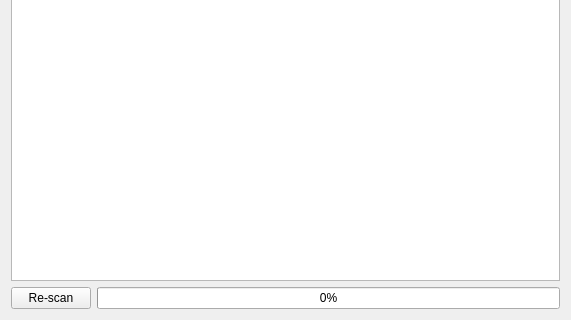
This is src/wizard/pages/discover.ui in KDE/bluedevil as Qt 5 draws it before an edit; both pictures show x 0 to 571 and y 205 to 525 of the 571 by 525 pixel window. The edited form follows.
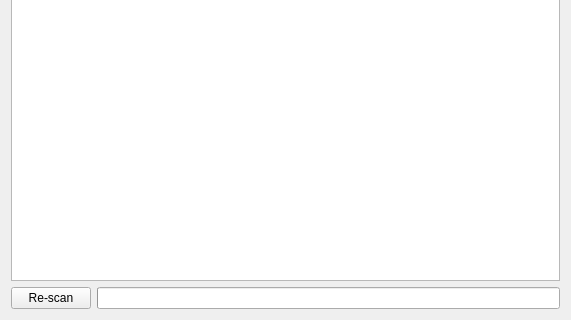
This is the edited form. Custom widgets are drawn as their Qt base class.

Commit message: Fine tunning in the progressbar

Diff of the .ui file:
```diff
--- a/src/wizard/pages/discover.ui
+++ b/src/wizard/pages/discover.ui
@@ -38,11 +38,14 @@
        <item>
         <widget class="QProgressBar" name="progressBar">
          <property name="maximum">
-          <number>10</number>
+          <number>100</number>
          </property>
          <property name="value">
           <number>0</number>
          </property>
+         <property name="textVisible">
+          <bool>false</bool>
+         </property>
         </widget>
        </item>
       </layout>
```
The commit also changes 1 other file.
